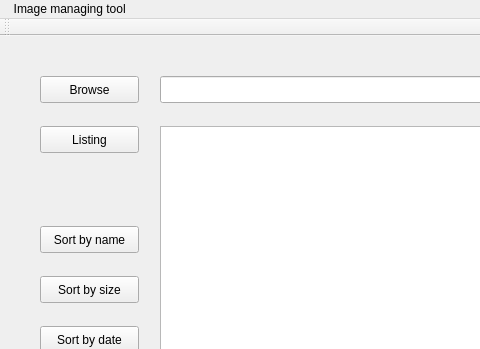
The window that Unix_part1/mainwindow.ui (tung-lam/Unix-Programming-Project) describes before a commit, drawn with Qt 5; both pictures show x 0 to 480 and y 0 to 349 of the 757 by 491 pixel window.
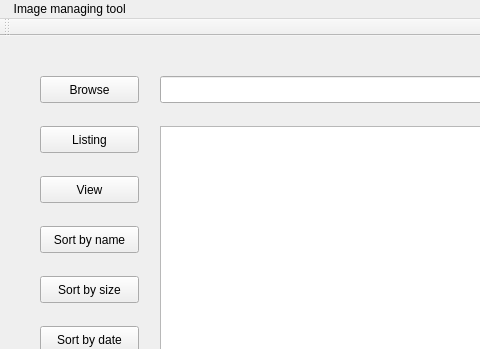
The same window after the commit.

The edit to the form file:
```diff
--- a/Unix_part1/mainwindow.ui
+++ b/Unix_part1/mainwindow.ui
@@ -144,6 +144,19 @@
      <string>Duplicate</string>
     </property>
    </widget>
+   <widget class="QPushButton" name="viewButton">
+    <property name="geometry">
+     <rect>
+      <x>40</x>
+      <y>140</y>
+      <width>99</width>
+      <height>27</height>
+     </rect>
+    </property>
+    <property name="text">
+     <string>View</string>
+    </property>
+   </widget>
   </widget>
   <widget class="QMenuBar" name="menuBar">
    <property name="geometry">
```
